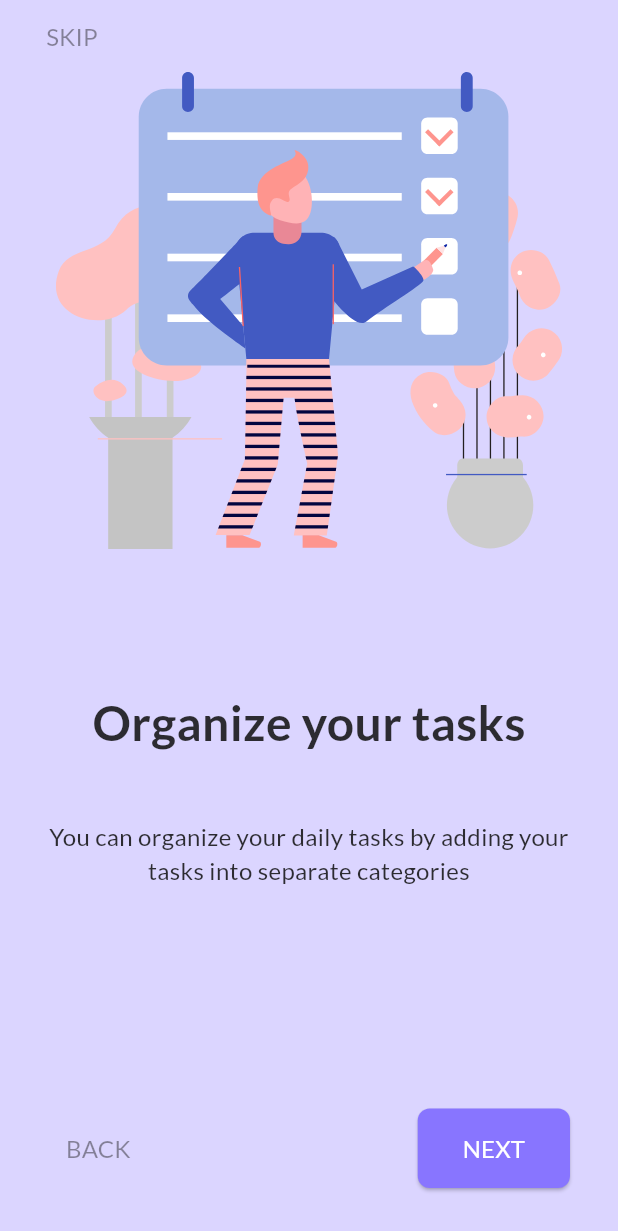
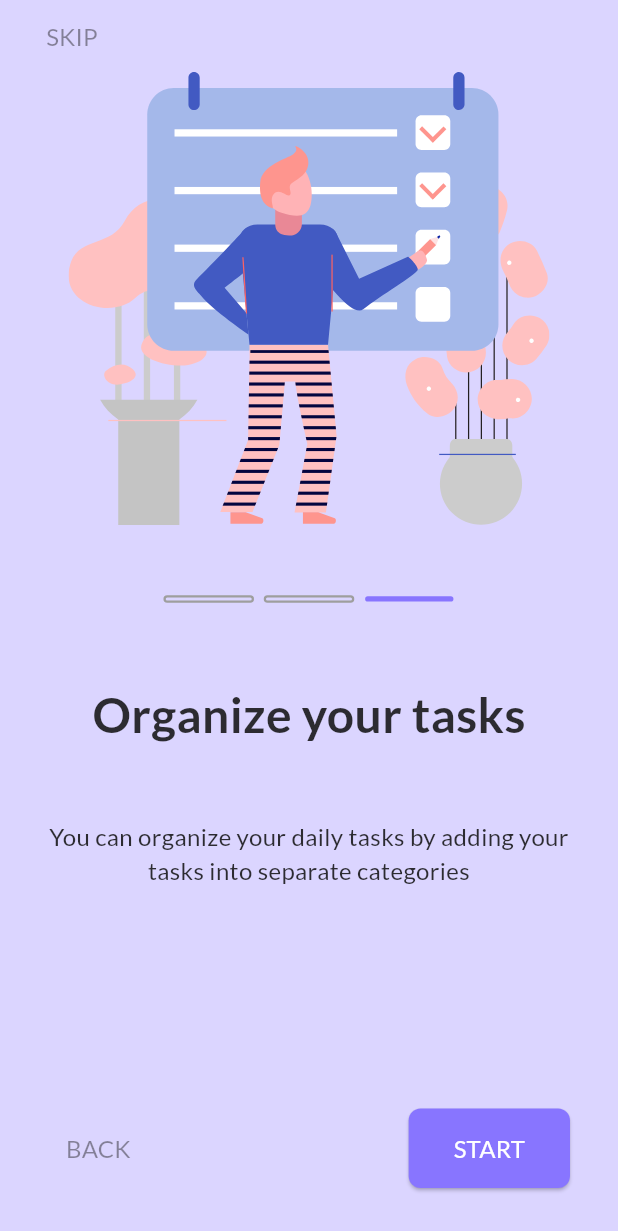
Before and after one commit to mmohammadmfallahm02/todo, a Flutter app: the screen it shows after launch, swiped to page 3, on a phone screen of 412 x 824 dp. Shown: the top 1231 px of the screen. Run offline on Flutter 3.47's test engine with Material 2 defaults, Android fonts, the phone set to English and light mode, and no system bars; drawn by our look-alikes of smooth_page_indicator; our stand-ins replace flutter_svg, get; generated files the repository leaves out were written again.

Commit message:
add smoothPageIndicator to onboarding screen

```diff
--- a/lib/controllers/onboarding_controller.dart
+++ b/lib/controllers/onboarding_controller.dart
@@ -1,9 +1,15 @@
+import 'package:flutter/material.dart';
 import 'package:get/get.dart';
 import 'package:getx_task_manager/constant/app_text.dart';
 import 'package:getx_task_manager/gen/assets.gen.dart';
 import 'package:getx_task_manager/models/onboarding_pageview_model.dart';
 
 class OnboardingController extends GetxController {
+  // <--------------------------variables-------------------------->
+  RxString btnText = 'NEXT'.obs;
+  RxDouble btnBackOpacity = 1.0.obs;
+  final PageController pageController = PageController();
+
   final List<PageData> pages = [
     PageData(
       image: Assets.images.onBoardingPic1,
@@ -21,11 +27,36 @@ class OnboardingController extends GetxController {
       description: AppTexts.onBoardingDescription3,
     ),
   ];
-  // List<PageData> get pages => PageViewData.pages;
+
+  // <--------------------------methods-------------------------->
+
+  // button NEXT to move between pages
+  void goNextPage() {
+    if (pageController.page!.toInt() < pages.length - 1) {
+      pageController.animateToPage(pageController.page!.toInt() + 1,
+          duration: const Duration(milliseconds: 500), curve: Curves.easeIn);
+    } else {}
+  }
+
+  // button BACK to move between pages
+  void goBackPage() {
+    if (pageController.page!.toInt() > 0) {
+      pageController.animateToPage(pageController.page!.toInt() - 1,
+          duration: const Duration(milliseconds: 500), curve: Curves.easeIn);
+    }
+  }
+
+// change button text with change pageView page
+  onPageChange(int index) {
+    if (index == 0) {
+      btnBackOpacity.value = 0;
+    } else {
+      btnBackOpacity.value = 1;
+      if (index == pages.length - 1) {
+        btnText.value = 'START';
+      } else {
+        btnText.value = 'NEXT';
+      }
+    }
+  }
 }
-
-// class PageViewData {
-//   static List<PageData> pages = [
-//     // Add more PageData objects for additional pages
-//   ];
-// }
--- a/lib/views/screens/onBoarding/onboarding_screen.dart
+++ b/lib/views/screens/onBoarding/onboarding_screen.dart
@@ -6,6 +6,7 @@ import 'package:getx_task_manager/components/colors.dart';
 import 'package:getx_task_manager/components/size_config.dart';
 import 'package:getx_task_manager/components/style.dart';
 import 'package:getx_task_manager/views/screens/onBoarding/components/onboarding_appBar.dart';
+import 'package:smooth_page_indicator/smooth_page_indicator.dart';
 
 class OnboardingScreen extends GetView<OnboardingController> {
   const OnboardingScreen({super.key});
@@ -20,9 +21,15 @@ class OnboardingScreen extends GetView<OnboardingController> {
         child: Column(
           mainAxisAlignment: MainAxisAlignment.spaceBetween,
           children: [
+            // top area
             SizedBox(
               height: SizeConfig.screenHeight * 0.66,
-              child: PageView.builder(
+              child: Stack(
+                children: [
+                  // page view
+                  PageView.builder(
+                    onPageChanged: (value) => controller.onPageChange(value),
+                    controller: controller.pageController,
                     itemCount: 3,
                     itemBuilder: (context, index) {
                       final pageItem = controller.pages[index];
@@ -31,7 +38,7 @@ class OnboardingScreen extends GetView<OnboardingController> {
                         children: [
                           SvgPicture.asset(
                             pageItem.image,
-                        height: SizeConfig.screenHeight * 0.4,
+                            height: SizeConfig.screenHeight * 0.38,
                           ),
                           const SizedBox(),
                           Text(
@@ -51,26 +58,71 @@ class OnboardingScreen extends GetView<OnboardingController> {
                       );
                     },
                   ),
+
+                  // indicator
+                  Positioned(
+                    top: SizeConfig.screenHeight / 2.45,
+                    left: 0,
+                    right: 0,
+                    child: Container(
+                      alignment: Alignment.center,
+                      height: 30,
+                      width: 100,
+                      child: SmoothPageIndicator(
+                        controller: controller.pageController,
+                        count: controller.pages.length,
+                        axisDirection: Axis.horizontal,
+                        effect: WormEffect(
+                          spacing: 8.0,
+                          radius: 10.0,
+                          dotWidth: SizeConfig.screenWidth / 7,
+                          dotHeight: 3.5,
+                          paintStyle: PaintingStyle.stroke,
+                          strokeWidth: 1.5,
+                          dotColor: Colors.grey,
+                          activeDotColor: AppColor.primaryAppColor,
+                          type: WormType.underground,
                         ),
-            Row(
+                      ),
+                    ),
+                  )
+                ],
+              ),
+            ),
+
+            // btn area
+            Obx(
+              () => Row(
                 mainAxisAlignment: MainAxisAlignment.spaceBetween,
                 children: [
-                TextButton(
-                    onPressed: () {},
+                  // back btn
+                  AnimatedOpacity(
+                    duration: const Duration(milliseconds: 100),
+                    opacity: controller.btnBackOpacity.value,
+                    child: TextButton(
+                        onPressed: () {
+                          controller.goBackPage();
+                        },
                         child: Text(
                           'BACK',
                           style: MyDefaultTextStyle.getRegularStyle(
                               color: AppColor.lightSecondaryTextButtonAppColor,
                               fontSize: FontSize.c16),
                         )),
+                  ),
+
+                  // next btn
                   ElevatedButton(
-                    onPressed: () {},
+                      onPressed: () {
+                        controller.goNextPage();
+                      },
                       child: Text(
-                      'NEXT',
+                        controller.btnText.value,
                         style: MyDefaultTextStyle.getRegularStyle(
                             color: Colors.white, fontSize: FontSize.c16),
                       )),
                 ],
+              ),
             ),
           ],
         ),
--- a/pubspec.yaml
+++ b/pubspec.yaml
@@ -37,6 +37,7 @@ dependencies:
   cupertino_icons: ^1.0.2
   get: ^4.6.5
   flutter_svg: ^2.0.7
+  smooth_page_indicator: ^1.1.0
 
 dev_dependencies:
   flutter_test:
```
Also changed, not shown: pubspec.lock. Lines whose indentation alone changed are shown as unchanged.
